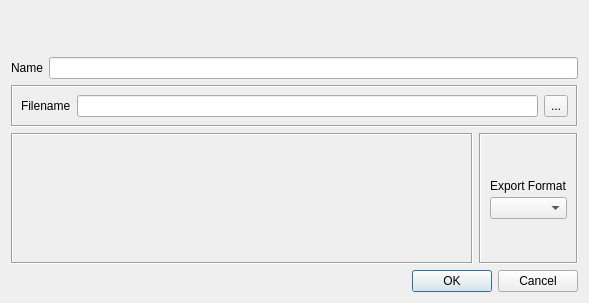
Qt form ui/ExportDialog.ui (chris2511/xca) before a commit.
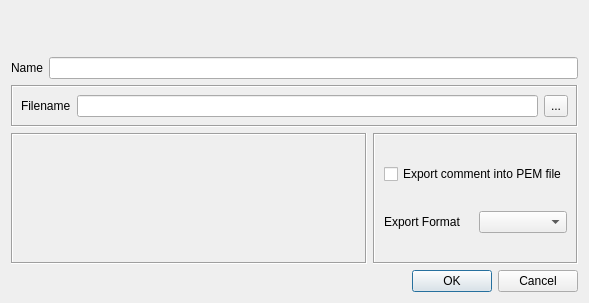
The same form after that commit. Custom widgets are drawn as their Qt base class.

Patch:
```diff
--- a/ui/ExportDialog.ui
+++ b/ui/ExportDialog.ui
@@ -131,7 +131,7 @@
     </widget>
    </item>
    <item>
-    <layout class="QHBoxLayout" name="horizontalLayout_3">
+    <layout class="QHBoxLayout" name="horizontalLayout_4">
      <item>
       <widget class="QFrame" name="exportFormatFrame">
        <property name="frameShape">
@@ -172,9 +172,6 @@
         <enum>QFrame::Sunken</enum>
        </property>
        <layout class="QVBoxLayout" name="verticalLayout">
-        <property name="spacing">
-         <number>4</number>
-        </property>
         <item>
          <spacer name="verticalSpacer">
           <property name="orientation">
@@ -189,14 +186,38 @@
          </spacer>
         </item>
         <item>
-         <widget class="QLabel" name="TextLabel1">
+         <widget class="QCheckBox" name="pemComment">
           <property name="text">
-           <string>Export Format</string>
+           <string>Export comment into PEM file</string>
           </property>
          </widget>
         </item>
         <item>
-         <widget class="focusCombo" name="exportFormat"/>
+         <spacer name="verticalSpacer_3">
+          <property name="orientation">
+           <enum>Qt::Vertical</enum>
+          </property>
+          <property name="sizeHint" stdset="0">
+           <size>
+            <width>20</width>
+            <height>18</height>
+           </size>
+          </property>
+         </spacer>
+        </item>
+        <item>
+         <layout class="QHBoxLayout" name="horizontalLayout_3">
+          <item>
+           <widget class="QLabel" name="TextLabel1">
+            <property name="text">
+             <string>Export Format</string>
+            </property>
+           </widget>
+          </item>
+          <item>
+           <widget class="focusCombo" name="exportFormat"/>
+          </item>
+         </layout>
         </item>
         <item>
          <spacer name="verticalSpacer_2">
```
